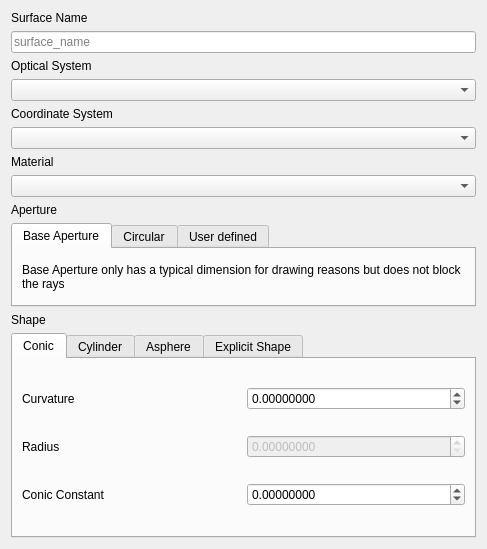
Qt form PyrateWorkbench/Qt/dlg_surface_add.ui (mess42/pyrate) before a commit.
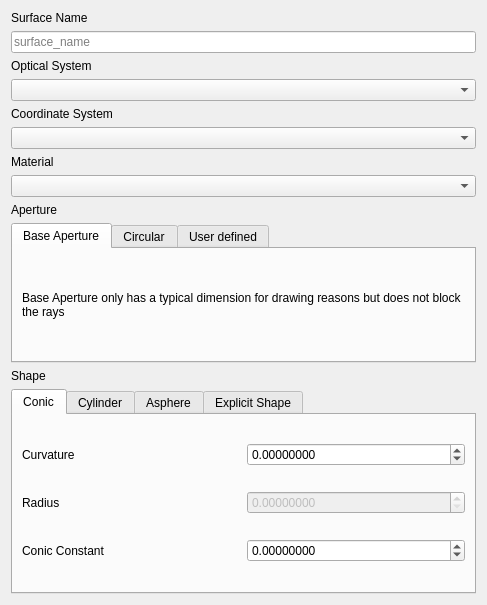
The same form after that commit.

What changed in the file:
```diff
--- a/PyrateWorkbench/Qt/dlg_surface_add.ui
+++ b/PyrateWorkbench/Qt/dlg_surface_add.ui
@@ -7,7 +7,7 @@
     <x>0</x>
     <y>0</y>
     <width>487</width>
-    <height>549</height>
+    <height>605</height>
    </rect>
   </property>
   <property name="windowTitle">
```
Left out of the diff: 2 changed lines with no effect on the pictures.
